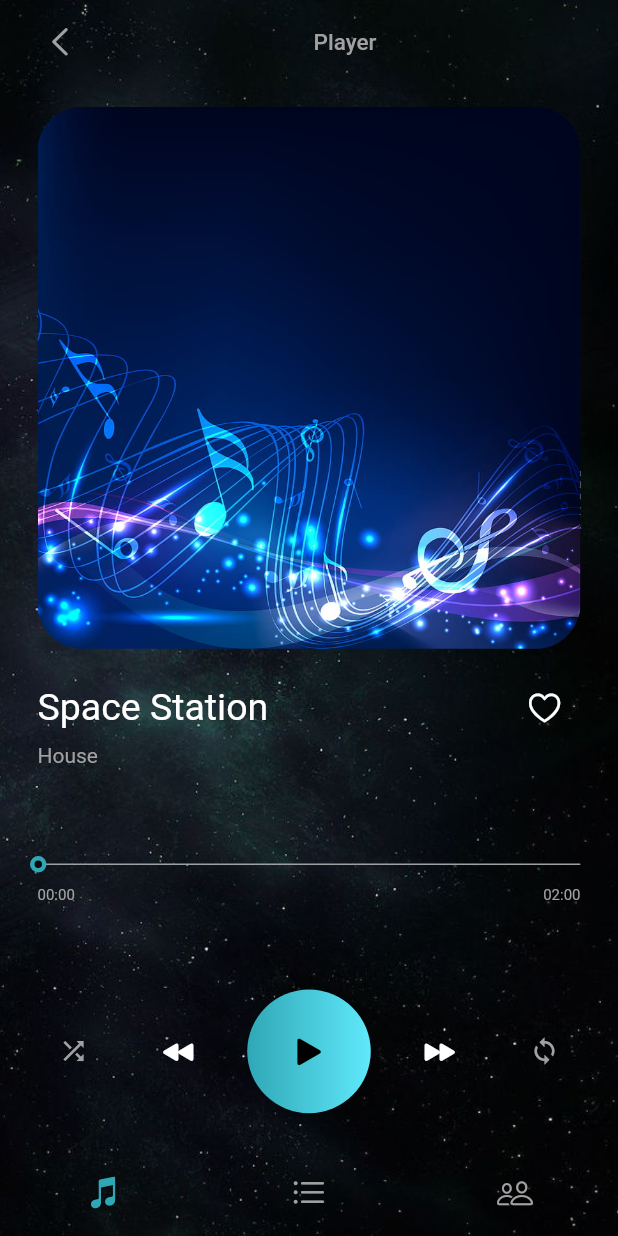
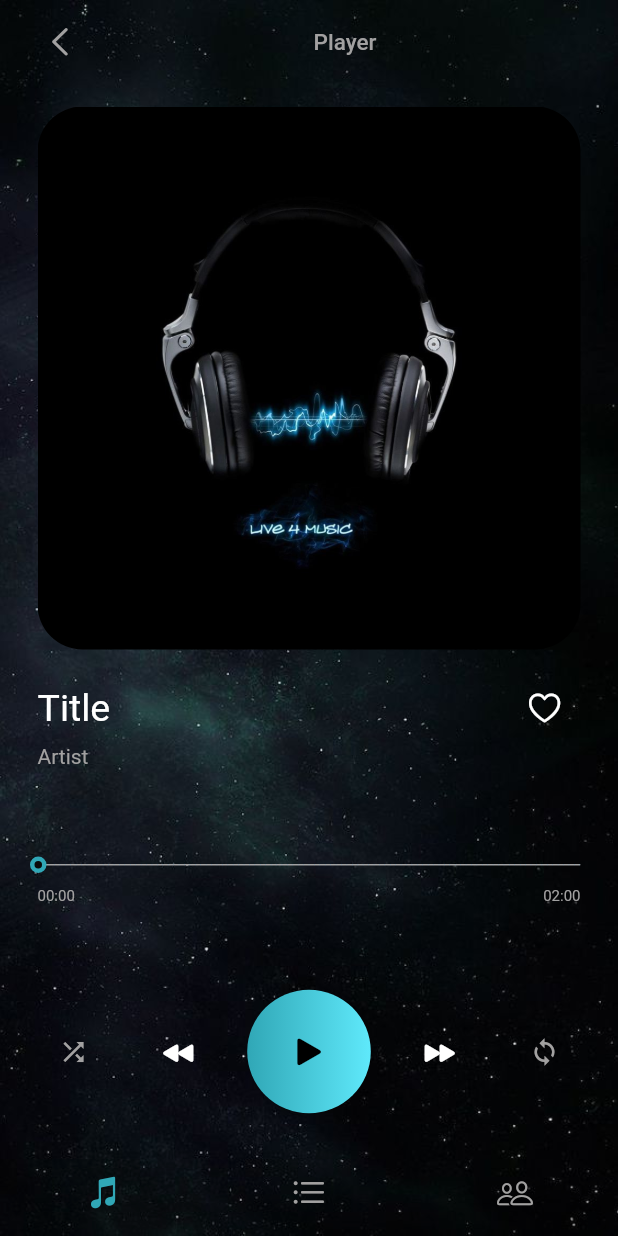
Before and after one commit to Necrometal/media_room, a Flutter app: the screen it shows after launch, on a phone screen of 412 x 824 dp. Run offline on Flutter 3.47's test engine with Material 2 defaults, Android fonts, the phone set to English and light mode, and no system bars; our stand-ins replace bloc, equatable, file_picker, flutter_bloc; missing offline and left inert: flutter_media_metadata.

Commit message:
set current player info on media player

```diff
--- a/lib/src/pages/media_player.dart
+++ b/lib/src/pages/media_player.dart
@@ -1,3 +1,5 @@
+import 'dart:typed_data';
+
 import 'package:flutter/cupertino.dart';
 import 'package:flutter/material.dart';
 import 'package:flutter_bloc/flutter_bloc.dart';
@@ -6,6 +8,7 @@ import 'package:media_room/src/bloc/playlist_bloc.dart';
 import 'package:media_room/src/constantes/colors.dart';
 import 'package:media_room/src/custom/slider_track.dart';
 import 'package:media_room/src/helpers/format_timer.dart';
+import 'package:media_room/src/models/media.dart';
 import 'package:media_room/src/widgets/back_button.dart';
 import 'package:media_room/src/widgets/page_container.dart';
 
@@ -41,6 +44,7 @@ class _MediaPlayerPageState extends State<MediaPlayerPage> {
         return BlocBuilder<PlayerBloc, PlayerState>(
           buildWhen: (prev, state) => prev.runtimeType != state.runtimeType,
           builder: (context, state) {
+            final current = context.select((PlayerBloc bloc) => bloc.state.current);
             final time = context.select((PlayerBloc bloc) => bloc.state.duration);
             final duration = formatTimer(time * 1000);
             final maxDuration = formatTimer(120 * 1000);
@@ -93,8 +97,8 @@ class _MediaPlayerPageState extends State<MediaPlayerPage> {
                     children: <Widget>[
                       ClipRRect(
                         borderRadius: BorderRadius.circular(30),
-                        child: const Image(
-                          image: AssetImage('lib/src/assets/images/music-2.jpg'),
+                        child: Image(
+                          image: imagePlayer(current),
                         ),
                       ),
                       Container(
@@ -102,8 +106,10 @@ class _MediaPlayerPageState extends State<MediaPlayerPage> {
                         child: Row(
                           mainAxisAlignment: MainAxisAlignment.spaceBetween,
                           children: <Widget>[
-                            const Text('Space Station',
-                                style: TextStyle(fontSize: 25, color: Colors.white)),
+                            Text(
+                              titleName(current),
+                              style: const TextStyle(fontSize: 25, color: Colors.white)
+                            ),
                             IconButton(
                               icon: Icon(
                                 // CupertinoIcons.heart,
@@ -118,9 +124,12 @@ class _MediaPlayerPageState extends State<MediaPlayerPage> {
                           ],
                         ),
                       ),
-                      const Align(
+                      Align(
                         alignment: Alignment.centerLeft,
-                        child: Text('House', style: TextStyle(color: grey)),
+                        child: Text(
+                          artisteName(current),
+                          style: const TextStyle(color: grey)
+                        ),
                       ),
                       Expanded(
                         child: Align(
@@ -247,3 +256,22 @@ class _MediaPlayerPageState extends State<MediaPlayerPage> {
     );
   }
 }
+
+ImageProvider imagePlayer(Media? item){
+  if(item != null && item.albumArt != null){
+    return MemoryImage(item.albumArt as Uint8List);
+  }else{
+    return const AssetImage('lib/src/assets/images/music.jpg');
+  }
+}
+
+String artisteName(Media? item){
+  if(item == null) return 'Artist';
+  if(item.artist != null) return item.artist as String;
+  return 'Unknown artist';
+}
+
+String titleName(Media? item){
+  if(item == null) return 'Title';
+  return item.name;
+}
```
